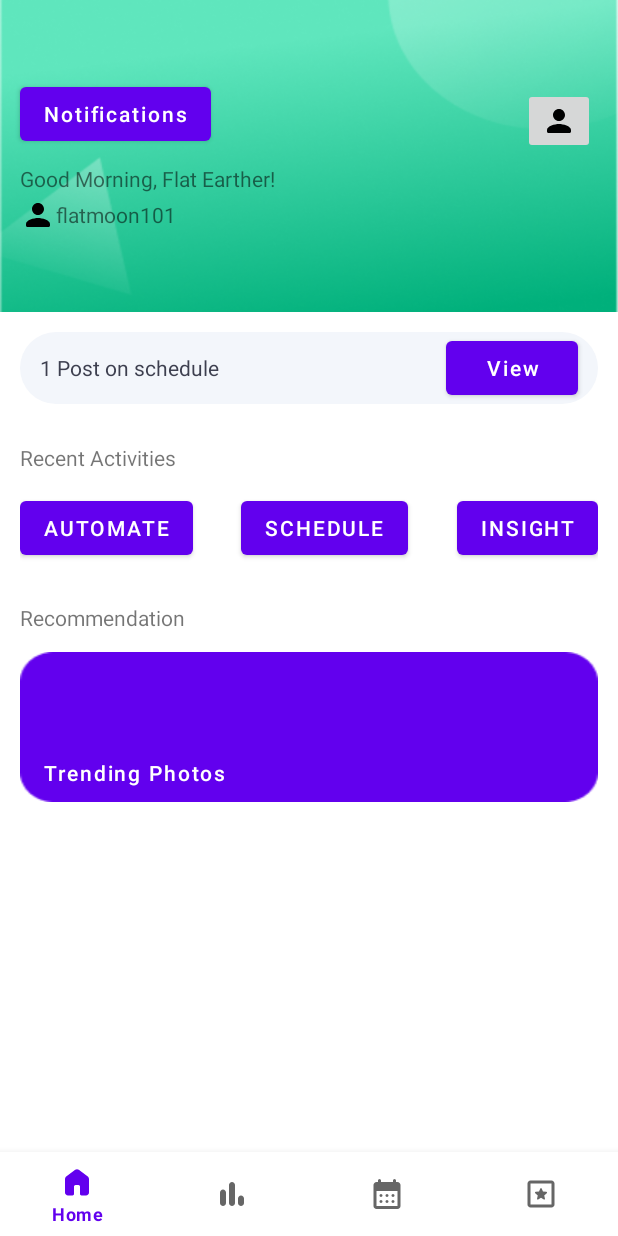
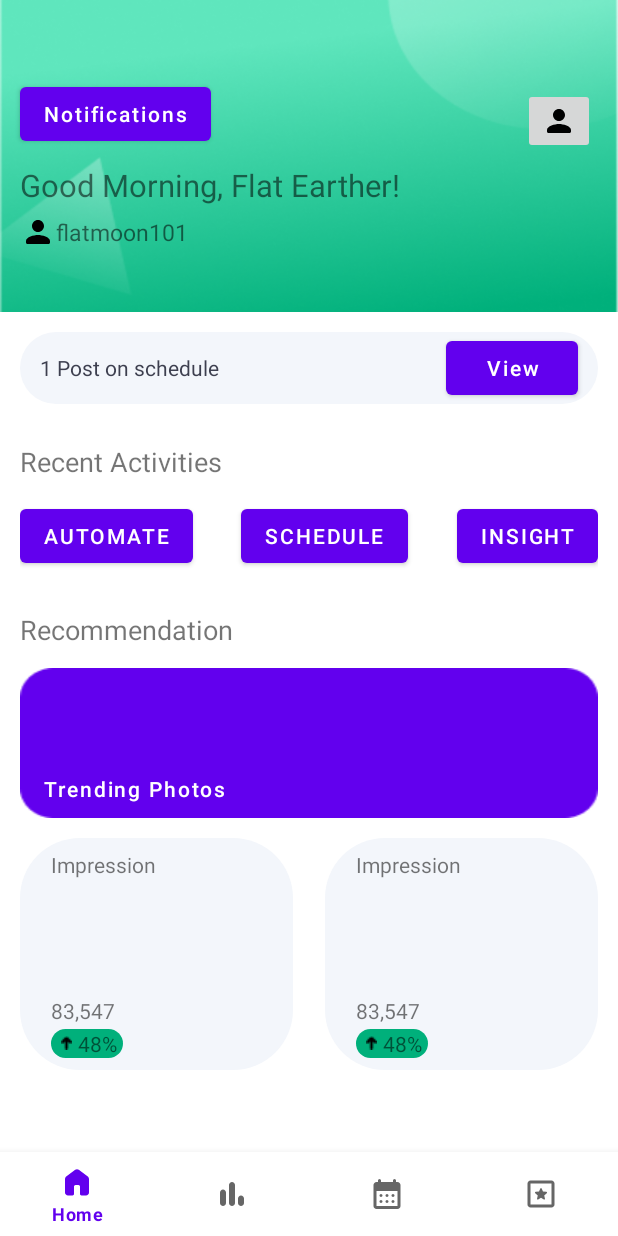
Before and after one commit to prammmoe/TI-mobile-prog-23, an Android app: the screen it shows after launch (MainActivity), on a phone screen of 412 x 824 dp. Run offline under Robolectric (Android 15) with nearby library versions, the phone set to English and light mode, and no system bars; our stand-ins replace navigation-ui, sdp/ssp sizes.

Commit message:
feat(home): finish home functionality UI

```diff
--- a/app/src/main/res/layout/fragment_home.xml
+++ b/app/src/main/res/layout/fragment_home.xml
@@ -11,7 +11,6 @@
         android:layout_width="match_parent"
         android:layout_height="@dimen/_160sdp"
         android:background="@drawable/header"
-        android:orientation="horizontal"
         app:layout_constraintStart_toStartOf="parent"
         app:layout_constraintTop_toTopOf="parent" />
 
@@ -46,6 +45,7 @@
         android:layout_width="wrap_content"
         android:layout_height="wrap_content"
         android:text="Good Morning, Flat Earther!"
+        android:textSize="@dimen/_16sdp"
         app:layout_constraintStart_toStartOf="@+id/top_layout"
         app:layout_constraintTop_toBottomOf="@+id/top_layout"
         android:layout_marginStart="@dimen/_10sdp"
@@ -57,7 +57,7 @@
         android:orientation="horizontal"
         app:layout_constraintStart_toStartOf="@+id/user_name"
         app:layout_constraintTop_toBottomOf="@+id/user_name"
-        android:layout_marginTop="@dimen/_2sdp"
+        android:layout_marginTop="@dimen/_4sdp"
         android:gravity="center_vertical"
         android:layout_marginStart="@dimen/_10sdp" >
 
@@ -70,6 +70,7 @@
         <TextView
             android:layout_width="wrap_content"
             android:layout_height="wrap_content"
+            android:textSize="@dimen/_12sdp"
             android:text="flatmoon101" />
     </LinearLayout>
 
@@ -111,6 +112,7 @@
         android:text="Recent Activities"
         app:layout_constraintStart_toStartOf="@+id/user_name"
         android:layout_marginTop="@dimen/_20sdp"
+        android:textSize="@dimen/_14sdp"
         app:layout_constraintTop_toBottomOf="@+id/label_view"/>
 
     <LinearLayout
@@ -152,11 +154,14 @@
         android:layout_width="wrap_content"
         android:layout_height="wrap_content"
         android:text="Recommendation"
+        android:textSize="@dimen/_14sdp"
+
         app:layout_constraintStart_toStartOf="@+id/user_name"
         android:layout_marginTop="@dimen/_20sdp"
         app:layout_constraintTop_toBottomOf="@+id/btn_recent"/>
 
     <Button
+        android:id="@+id/trending_section"
         android:layout_width="match_parent"
         android:layout_height="wrap_content"
         android:layout_marginTop="@dimen/_10sdp"
@@ -170,17 +175,117 @@
         android:gravity="bottom"
         android:textAllCaps="false"/>
 
+    <LinearLayout
+        android:id="@+id/imp_eng"
+        android:layout_width="match_parent"
+        android:layout_height="wrap_content"
+        app:layout_constraintStart_toStartOf="@+id/user_name"
+        app:layout_constraintTop_toBottomOf="@+id/trending_section"
+        android:layout_marginTop="@dimen/_10sdp"
+        android:orientation="horizontal"
+        android:layout_marginStart="@dimen/_10sdp"
+        android:layout_marginEnd="@dimen/_10sdp" >
 
+        <LinearLayout
+            android:layout_width="@dimen/_140sdp"
+            android:layout_height="wrap_content"
+            android:paddingStart="@dimen/_16sdp"
+            android:paddingTop="@dimen/_6sdp"
+            android:paddingBottom="@dimen/_6sdp"
+            android:paddingEnd="@dimen/_10sdp"
+            android:background="@drawable/bg_button"
+            android:backgroundTint="#F3F6FB"
+            android:orientation="vertical" >
 
+            <TextView
+                android:layout_width="wrap_content"
+                android:layout_height="wrap_content"
+                android:text="Impression" />
 
+            <TextView
+                android:layout_marginTop="@dimen/_60sdp"
+                android:layout_width="wrap_content"
+                android:layout_height="wrap_content"
+                android:text="83,547" />
 
+            <LinearLayout
+                android:layout_marginTop="@dimen/_2sdp"
+                android:layout_width="wrap_content"
+                android:layout_height="wrap_content"
+                android:gravity="center_vertical"
+                android:background="@drawable/bg_button"
+                android:orientation="horizontal" >
 
+                <ImageView
+                    android:layout_marginStart="@dimen/_2sdp"
+                    android:paddingStart="@dimen/_3sdp"
+                    android:layout_width="wrap_content"
+                    android:layout_height="wrap_content"
+                    android:src="@drawable/arrow_up"
+                    app:tint="@color/black" />
+                <TextView
+                    android:layout_marginLeft="@dimen/_3sdp"
+                    android:paddingEnd="@dimen/_3sdp"
+                    android:layout_width="wrap_content"
+                    android:layout_height="wrap_content"
+                    android:text="48%" />
+            </LinearLayout>
 
+        </LinearLayout>
 
+        <View
+            android:layout_width="0dp"
+            android:layout_height="0dp"
+            android:layout_weight="1">
+        </View>
 
+        <LinearLayout
+            android:layout_width="@dimen/_140sdp"
+            android:layout_height="wrap_content"
+            android:paddingStart="@dimen/_16sdp"
+            android:paddingTop="@dimen/_6sdp"
+            android:paddingBottom="@dimen/_6sdp"
+            android:paddingEnd="@dimen/_10sdp"
+            android:background="@drawable/bg_button"
+            android:backgroundTint="#F3F6FB"
+            android:orientation="vertical" >
 
+            <TextView
+                android:layout_width="wrap_content"
+                android:layout_height="wrap_content"
+                android:text="Impression" />
 
+            <TextView
+                android:layout_marginTop="@dimen/_60sdp"
+                android:layout_width="wrap_content"
+                android:layout_height="wrap_content"
+                android:text="83,547" />
 
+            <LinearLayout
+                android:layout_marginTop="@dimen/_2sdp"
+                android:layout_width="wrap_content"
+                android:layout_height="wrap_content"
+                android:gravity="center_vertical"
+                android:background="@drawable/bg_button"
+                android:orientation="horizontal" >
 
+                <ImageView
+                    android:layout_marginStart="@dimen/_2sdp"
+                    android:paddingStart="@dimen/_3sdp"
+                    android:layout_width="wrap_content"
+                    android:layout_height="wrap_content"
+                    android:src="@drawable/arrow_up"
+                    app:tint="@color/black" />
+                <TextView
+                    android:layout_marginLeft="@dimen/_3sdp"
+                    android:paddingEnd="@dimen/_3sdp"
+                    android:layout_width="wrap_content"
+                    android:layout_height="wrap_content"
+                    android:text="48%" />
+            </LinearLayout>
+
+        </LinearLayout>
+
+    </LinearLayout>
 
 </androidx.constraintlayout.widget.ConstraintLayout>
```
Also changed, not shown: app/src/main/res/drawable/arrow_up.png (added).
